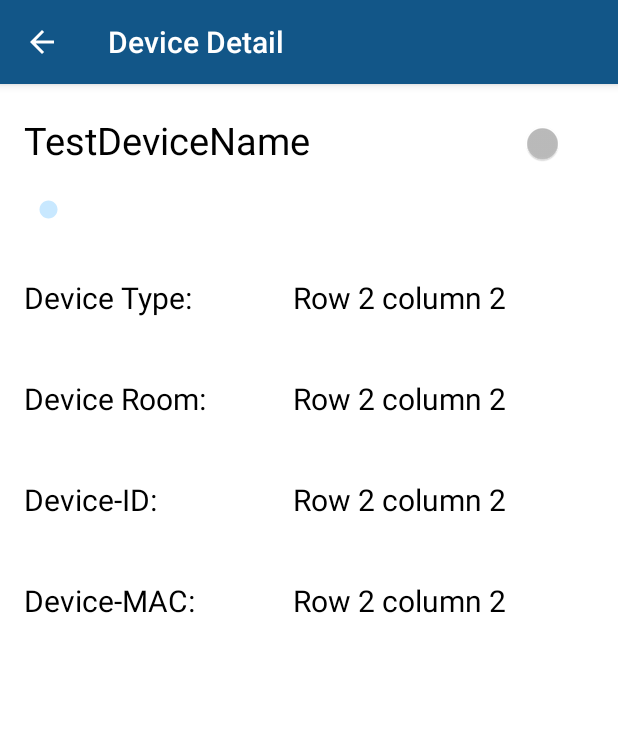
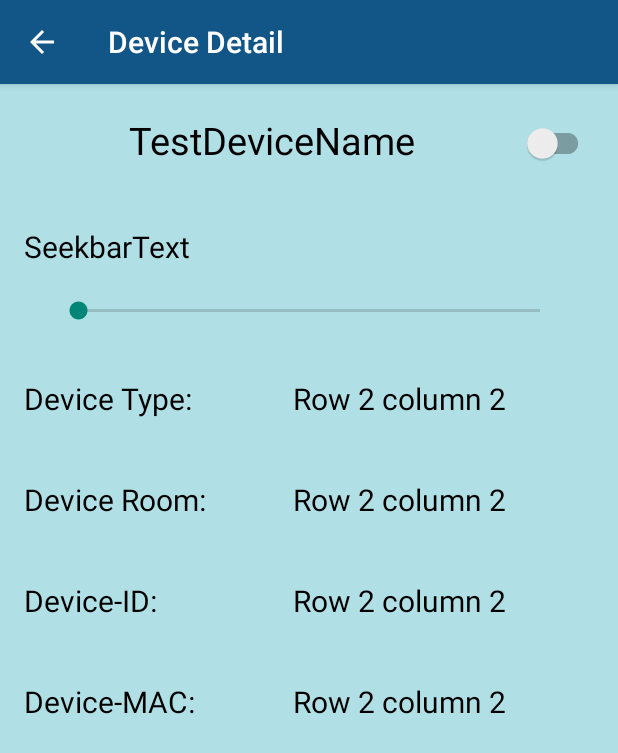
Before and after one commit to dominikP90/LiveSmartAndroidApp, an Android app: the RoomsDeviceDetailView screen opened directly, with no data from a screen before it, on a phone screen of 412 x 824 dp. Shown: the top 753 px of the screen. Run offline under Robolectric (Android 15) with nearby library versions, the phone set to English and light mode, and no system bars; 5 statements that could not run were skipped.

Commit message:
- Update singledevice view

```diff
--- a/app/src/main/res/layout/device_detail_view.xml
+++ b/app/src/main/res/layout/device_detail_view.xml
@@ -1,18 +1,20 @@
 <?xml version="1.0" encoding="utf-8"?>
 <RelativeLayout xmlns:android="http://schemas.android.com/apk/res/android"
+    xmlns:tools="http://schemas.android.com/tools"
     android:layout_width="match_parent"
     android:layout_height="match_parent"
     android:paddingLeft="16dp"
     android:paddingRight="16dp"
-    android:background="#ffffff">
+    android:background="#B0E0E6">
 
     <android.support.v7.widget.SwitchCompat
+        android:theme="@style/SwitchCompatTheme"
         android:id="@+id/deviceSwitchButton"
         android:layout_alignParentRight="true"
         android:layout_width="50dip"
         android:layout_height="wrap_content"
         android:paddingTop="30dip"
-        android:paddingBottom="30dip"/>
+        android:paddingBottom="30dip" />
 
     <TextView
         android:id="@+id/deviceNametextView"
@@ -21,7 +23,19 @@
         android:layout_width="match_parent"
         android:layout_height="wrap_content"
         android:textColor="#000000"
+        android:gravity="center"
         android:textSize="25sp"
+        android:paddingTop="20dip"
+        android:paddingBottom="20dip"/>
+
+    <TextView
+        android:id="@+id/deviceSeekbarText"
+        android:text="SeekbarText"
+        android:layout_below="@+id/deviceNametextView"
+        android:layout_width="match_parent"
+        android:layout_height="wrap_content"
+        android:textColor="#000000"
+        android:textSize="20sp"
         android:paddingTop="20dip"
         android:paddingBottom="20dip"/>
 
@@ -29,9 +43,13 @@
         android:id="@+id/seekBar"
         android:layout_width="match_parent"
         android:layout_height="wrap_content"
-        android:layout_below="@+id/deviceNametextView"
         android:layout_alignParentLeft="true"
-        android:layout_alignParentStart="true" />
+        android:layout_alignParentStart="true"
+        android:layout_below="@+id/deviceSeekbarText"
+        android:layout_marginLeft="20dp"
+        android:layout_marginRight="20dp"
+        android:max="100"
+        android:theme="@style/SeekBarTheme" />
 
     <include layout="@layout/device_detail_data_table"
         android:layout_width="match_parent"
--- a/build.gradle
+++ b/build.gradle
@@ -5,7 +5,7 @@ buildscript {
         jcenter()
     }
     dependencies {
-        classpath 'com.android.tools.build:gradle:2.2.3'
+        classpath 'com.android.tools.build:gradle:2.3.0'
 
         // NOTE: Do not place your application dependencies here; they belong
         // in the individual module build.gradle files
```
Also changed, not shown: gradle/wrapper/gradle-wrapper.properties.
